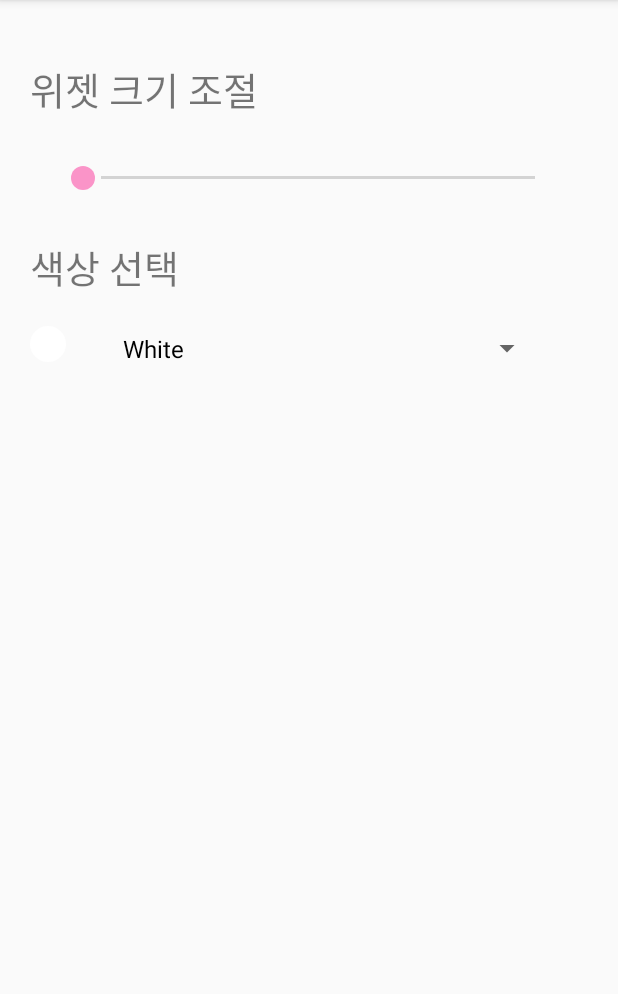
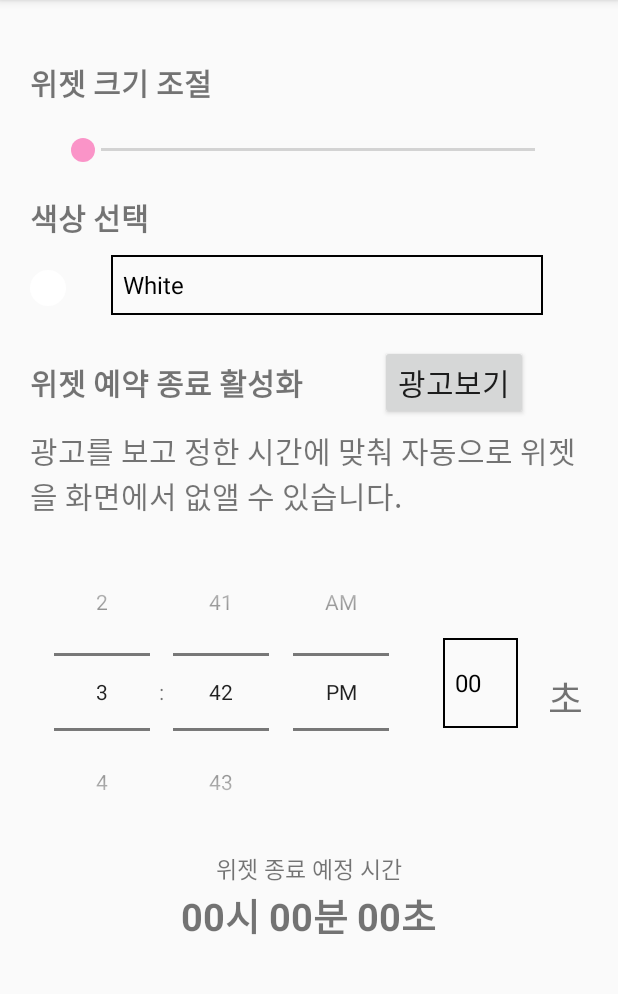
Before and after one commit to Changyu-Ryou/ServerTimeAPP, an Android app: the SetWidget screen opened directly, with no data from a screen before it, on a phone screen of 412 x 824 dp, the part 84-1078 px from its top. Run offline under Robolectric (Android 15) with nearby library versions, the phone set to English and light mode, and no system bars; our stand-ins replace AdMob; 5 statements that could not run were skipped.

Commit message:
ver 1.3
위젯 예약 종료 기능을 위한 UI구현
AdMob 보상형를 위한 광고 버튼 추가
(예약종료기능은 구현중)

```diff
--- a/app/src/main/java/com/example/servertime/MainActivity.java
+++ b/app/src/main/java/com/example/servertime/MainActivity.java
@@ -217,6 +217,10 @@ public class MainActivity extends AppCompatActivity {
 
     //중지 버튼
     public void stopBtn(View view) {
+        MyService.progress=0;
+        MyService.selColor=0;
+
+
         checker = 1;      //handler 중지시키기
         widFlag = 1;      //위젯 중지시키기
         handler.removeCallbacks(null);      //handler 중지시키기
--- a/app/src/main/java/com/example/servertime/SetWidget.java
+++ b/app/src/main/java/com/example/servertime/SetWidget.java
@@ -26,6 +26,10 @@ import androidx.appcompat.app.ActionBar;
 import androidx.appcompat.app.AppCompatActivity;
 import androidx.core.content.ContextCompat;
 
+import com.google.android.gms.ads.AdRequest;
+import com.google.android.gms.ads.rewarded.RewardedAd;
+import com.google.android.gms.ads.rewarded.RewardedAdLoadCallback;
+
 import org.w3c.dom.Text;
 
 import static com.example.servertime.R.color.Black;
@@ -39,15 +43,38 @@ public class SetWidget extends AppCompatActivity {
     private View widview;
     TextView PopView;
     Spinner spinner;
+    Spinner TimeSpinner;
     RelativeLayout mpopView;
     TextView widSize;
     public static Activity activity;        //static에서 종료하기위해
-
+    private RewardedAd rewardedAd;          //애드몹 보상형 광고
 
     @Override
     public void onCreate(@Nullable Bundle savedInstanceState) {
         super.onCreate(savedInstanceState);
         setContentView(R.layout.set_widget);
+
+
+        //보상형 광고
+        rewardedAd = new RewardedAd(this,
+                "ca-app-pub-3940256099942544/5224354917");      //TEST 아이디
+
+        RewardedAdLoadCallback adLoadCallback = new RewardedAdLoadCallback() {
+            @Override
+            public void onRewardedAdLoaded() {
+                // Ad successfully loaded.
+            }
+
+            @Override
+            public void onRewardedAdFailedToLoad(int errorCode) {
+                // Ad failed to load.
+            }
+        };
+        rewardedAd.loadAd(new AdRequest.Builder().build(), adLoadCallback);
+
+
+
+
 
         activity=this;      //static에서 종료하기위해
 
@@ -57,7 +84,33 @@ public class SetWidget extends AppCompatActivity {
         SeekBar sb = (SeekBar) findViewById(R.id.seekBar);
 
         //스피너 제어 부
+        //시간용 스피너
+        TimeSpinner = (Spinner) findViewById(R.id.TimeSpinner);
+
+        String[] secondList = new String[12];
+        secondList[0] = "00";
+        secondList[1] = "05";
+        secondList[2] = "10";
+        secondList[3] = "15";
+        secondList[4] = "20";
+        secondList[5] = "25";
+        secondList[6] = "30";
+        secondList[7] = "35";
+        secondList[8] = "40";
+        secondList[9] = "45";
+        secondList[10] = "50";
+        secondList[11] = "55";
+
+        //using ArrayAdapter
+        ArrayAdapter TimespinnerAdapter;
+        TimespinnerAdapter = new ArrayAdapter(this, R.layout.support_simple_spinner_dropdown_item, secondList);
+        TimeSpinner.setAdapter(TimespinnerAdapter);
+
+
+
+        //위젯 색상선택 스피너
         spinner = (Spinner) findViewById(R.id.spinner);
+
 
         String[] colorList = new String[5];
         colorList[0] = "White";
@@ -224,10 +277,6 @@ public class SetWidget extends AppCompatActivity {
     }
 
 
-    public static void Destroy(){
-        activity.finish();
-    }
-
     @Override
     public void onBackPressed() {        //안드로이드 뒤로가기 버튼 눌렸을때
         super.onBackPressed();
--- /dev/null
+++ b/app/src/main/res/drawable/spinner_background.xml
@@ -0,0 +1,14 @@
+<?xml version="1.0" encoding="utf-8"?>
+<shape xmlns:android="http://schemas.android.com/apk/res/android"
+    android:shape="rectangle">
+
+    <!-- #f5f5f5" 색으로 채움
+    <solid
+        android:color="#f5f5f5"/>-->
+
+    <!-- 1dp 크기의 #000000 색 테두리 -->
+    <stroke
+        android:width="1dp"
+        android:color="#000000"/>
+
+</shape>
--- a/app/src/main/res/layout/set_widget.xml
+++ b/app/src/main/res/layout/set_widget.xml
@@ -13,12 +13,12 @@
         android:layout_width="wrap_content"
         android:layout_height="wrap_content"
         android:layout_marginTop="40dp"
-        android:layout_marginBottom="30dp"
+        android:layout_marginBottom="20dp"
         android:layout_marginRight="21dp"
         android:layout_marginLeft="20dp"
         android:text="위젯 크기 조절"
-        android:textSize="25dp" />
-
+        android:textSize="20dp"
+        android:textStyle="bold"/>
 
     <SeekBar
         android:id="@+id/seekBar"
@@ -31,14 +31,18 @@
         android:max="10"
         android:progress="0" />
 
+
+
+
     <TextView
         android:id="@+id/ColorPick"
         android:layout_width="wrap_content"
         android:layout_height="wrap_content"
         android:layout_below="@+id/seekBar"
         android:text="색상 선택"
-        android:textSize="25dp"
-        android:layout_marginTop="30dp"
+        android:textSize="20dp"
+        android:textStyle="bold"
+        android:layout_marginTop="20dp"
         android:layout_marginBottom="10dp"
         android:layout_marginRight="21dp"
         android:layout_marginLeft="20dp"/>
@@ -56,12 +60,109 @@
         android:id="@+id/spinner"
         android:spinnerMode="dialog"
         android:layout_width="match_parent"
-        android:layout_height="30dp"
+        android:background="@drawable/spinner_background"
+        android:layout_height="40dp"
         android:layout_marginLeft="30dp"
-        android:layout_marginTop="10dp"
         android:layout_marginRight="50dp"
         android:layout_below="@id/ColorPick"
         android:layout_toRightOf="@id/Color_image" />
 
 
+
+
+    <TextView
+        android:id="@+id/textResDestroy"
+        android:layout_width="wrap_content"
+        android:layout_height="wrap_content"
+        android:text="위젯 예약 종료 활성화"
+        android:textSize="20dp"
+        android:textStyle="bold"
+        android:layout_marginTop="30dp"
+        android:layout_marginBottom="10dp"
+        android:layout_marginRight="21dp"
+        android:layout_marginLeft="20dp"
+        android:layout_below="@id/spinner" />
+
+    <Button
+        android:layout_width="wrap_content"
+        android:layout_height="wrap_content"
+        android:text="광고보기"
+        android:textSize="20dp"
+        android:layout_below="@id/spinner"
+        android:layout_toRightOf="@id/textResDestroy"
+        android:layout_marginTop="20dp"
+        android:layout_marginLeft="30dp"    />
+
+
+    <TextView
+        android:id="@+id/textResDestroy2"
+        android:layout_width="wrap_content"
+        android:layout_height="wrap_content"
+        android:text="광고를 보고 정한 시간에 맞춰 자동으로 위젯을 화면에서 없앨 수 있습니다."
+        android:textSize="20dp"
+        android:layout_marginTop="5dp"
+        android:layout_marginBottom="10dp"
+        android:layout_marginRight="21dp"
+        android:layout_marginLeft="20dp"
+        android:layout_below="@id/textResDestroy" />
+
+    <RelativeLayout
+        android:layout_width="match_parent"
+        android:layout_height="match_parent"
+        android:layout_below="@id/textResDestroy2"
+        android:orientation="vertical">
+
+        <TimePicker
+            android:id="@+id/TiemPicker"
+            android:layout_width="wrap_content"
+            android:layout_marginLeft="20dp"
+            android:layout_height="wrap_content"
+            android:timePickerMode="spinner" />
+
+
+        <Spinner
+            android:id="@+id/TimeSpinner"
+            android:layout_width="50dp"
+            android:layout_height="60dp"
+            android:layout_marginTop="70dp"
+            android:layout_marginLeft="20dp"
+            android:background="@drawable/spinner_background"
+            android:layout_toRightOf="@id/TiemPicker" />
+
+        <TextView
+            android:id="@+id/TextSecond"
+            android:layout_width="wrap_content"
+            android:layout_height="wrap_content"
+            android:text="초"
+            android:textSize="25dp"
+            android:layout_toRightOf="@id/TimeSpinner"
+            android:layout_marginTop="90dp"
+            android:layout_marginLeft="20dp"
+            />
+
+        <TextView
+            android:id="@+id/text_resTime"
+            android:layout_width="wrap_content"
+            android:layout_height="wrap_content"
+            android:layout_centerHorizontal="true"
+            android:textSize="15dp"
+            android:text="위젯 종료 예정 시간"
+            android:layout_below="@id/TiemPicker" />
+
+        <TextView
+            android:layout_width="wrap_content"
+            android:layout_height="wrap_content"
+            android:layout_centerHorizontal="true"
+            android:textSize="25dp"
+            android:text="00시 00분 00초"
+            android:textStyle="bold"
+            android:layout_below="@id/text_resTime" />
+
+
+
+
+
+    </RelativeLayout>
+
+
 </RelativeLayout>
--- a/app/src/main/res/layout/view_in_service.xml
+++ b/app/src/main/res/layout/view_in_service.xml
@@ -2,6 +2,8 @@
 <RelativeLayout xmlns:android="http://schemas.android.com/apk/res/android"
     android:id="@+id/mPopView"
     android:layout_width="wrap_content"
+    android:layout_gravity="bottom|center"
+    android:layout_marginBottom="20dp"
     android:layout_height="wrap_content">
 
     <View
--- a/build.gradle
+++ b/build.gradle
@@ -18,7 +18,6 @@ allprojects {
     repositories {
         google()
         jcenter()
-
     }
 }
 
```
